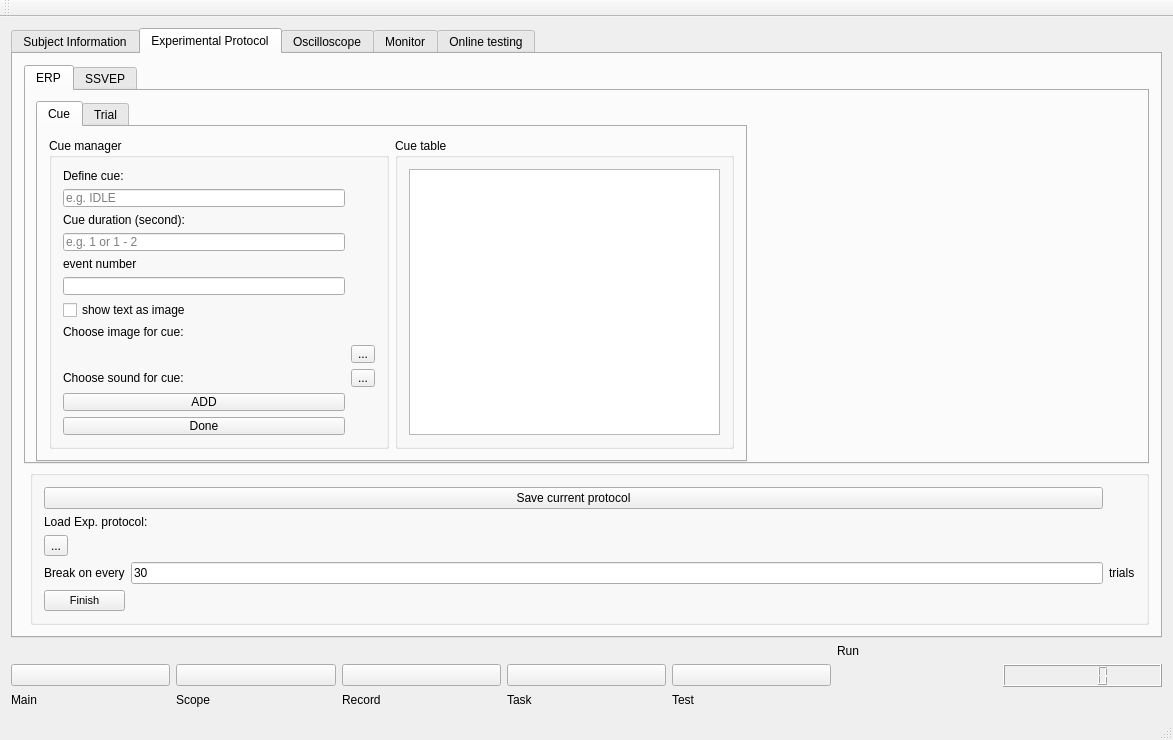
Old version of the form package/views/layouts/mainwindow.ui in the repository WILLSNIU186/EEG-Online-Experiment-GUI.
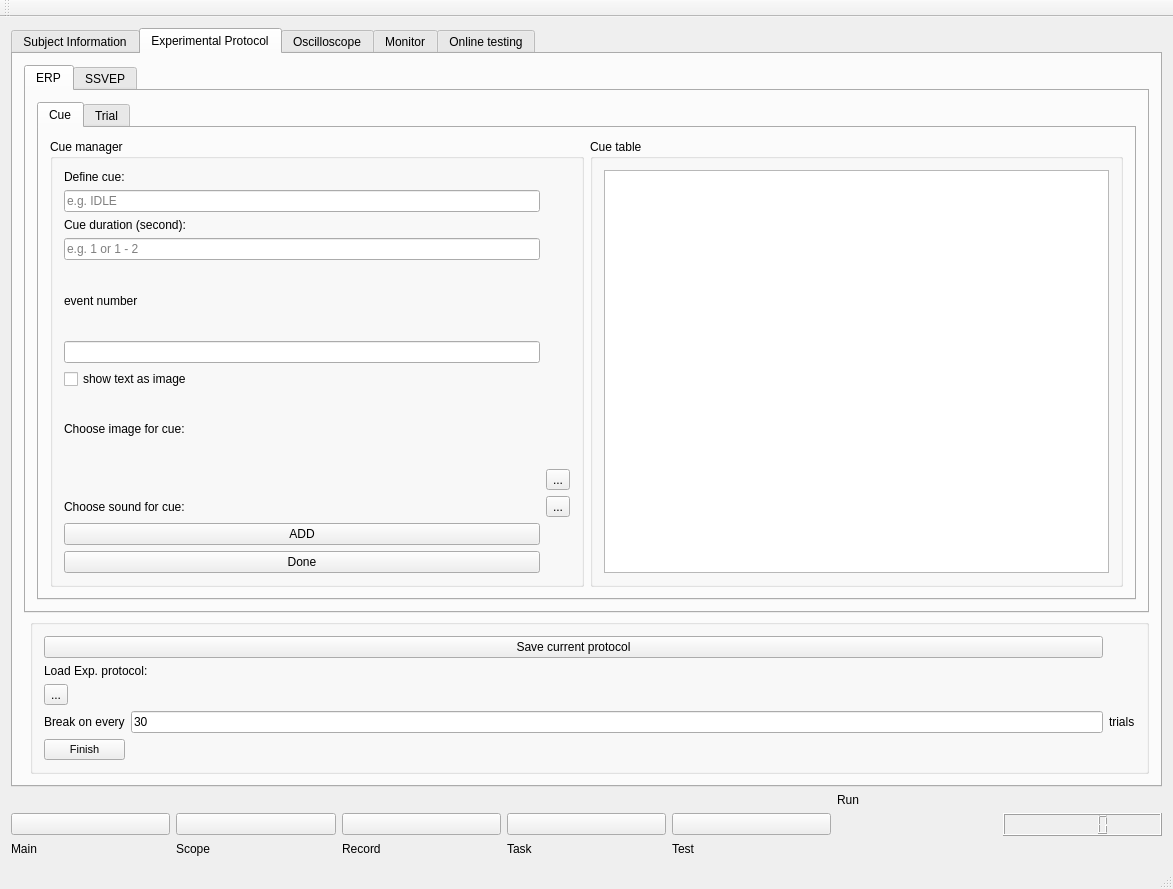
New version of the form. The open tabs and pages were chosen to show the change. Icons and pictures are not drawn. Custom widgets are drawn as their Qt base class.

Commit message: layout rescaleble, event correct

```diff
--- a/package/views/layouts/mainwindow.ui
+++ b/package/views/layouts/mainwindow.ui
@@ -7,7 +7,7 @@
     <x>0</x>
     <y>0</y>
     <width>1173</width>
-    <height>740</height>
+    <height>853</height>
    </rect>
   </property>
   <property name="windowTitle">
@@ -488,15 +488,9 @@
            <attribute name="title">
             <string>ERP</string>
            </attribute>
+           <layout class="QGridLayout" name="gridLayout_7">
+            <item row="0" column="0">
            <widget class="QTabWidget" name="tabWidget_exp">
-            <property name="geometry">
-             <rect>
-              <x>10</x>
-              <y>10</y>
-              <width>711</width>
-              <height>361</height>
-             </rect>
-            </property>
             <property name="currentIndex">
              <number>0</number>
             </property>
@@ -860,6 +854,8 @@
              </layout>
             </widget>
            </widget>
+            </item>
+           </layout>
           </widget>
           <widget class="QWidget" name="tab_SSVEP">
            <attribute name="title">
```
Left out of the diff: 4 changed lines with no effect on the pictures. Lines whose indentation alone changed are shown as unchanged. The commit also changes 2 other files.
